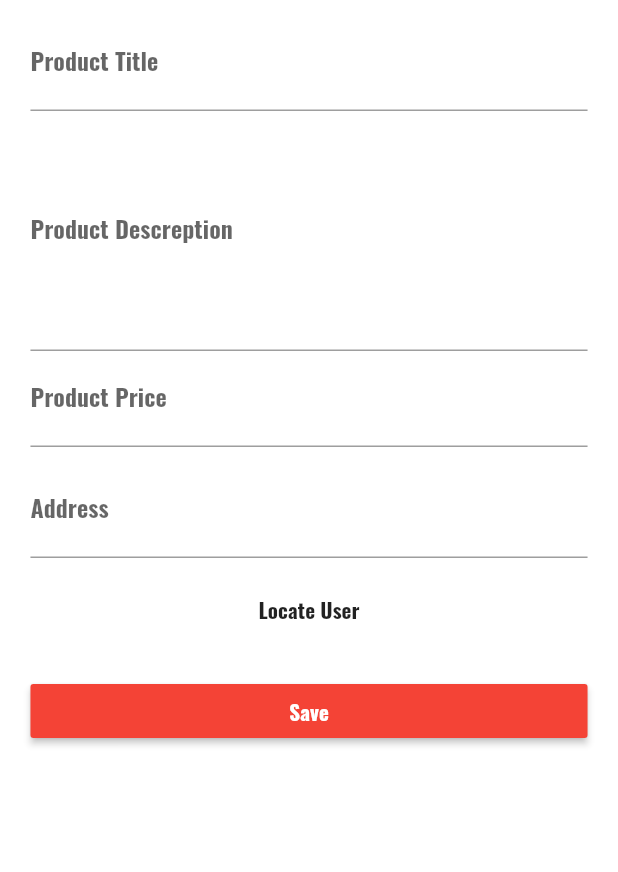
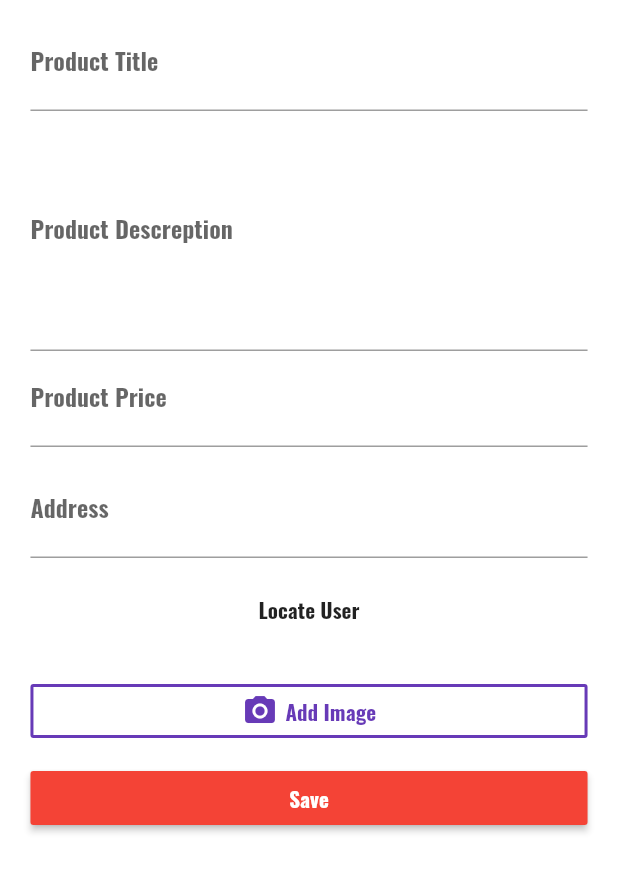
Before and after one commit to AlexKenbo/edu_adv.list-view, a Flutter app: the ProductEditPage screen opened directly, on a phone screen of 412 x 824 dp. Shown: the top 872 px of the screen. Run offline on Flutter 3.47's test engine with Material 2 defaults, Android fonts, the phone set to English and light mode, and no system bars; our stand-ins replace location, rxdart, shared_preferences; missing offline and left inert: map_view; accounts and stored records are empty; statements that could not run were skipped.

Commit message:
Добавление кнопки выбора изображений

```diff
--- a/lib/pages/product_edit.dart
+++ b/lib/pages/product_edit.dart
@@ -4,6 +4,7 @@ import 'package:scoped_model/scoped_model.dart';
 
 import '../widgets/helpers/ensure-visible.dart';
 import '../widgets/form_inputs/location.dart';
+import '../widgets/form_inputs/image.dart';
 
 import '../models/product.dart';
 import '../scoped-models/main.dart';
@@ -194,6 +195,10 @@ class _ProductEditPageState extends State<ProductEditPage> {
                     SizedBox(
                       height: 10.0,
                     ),
+                    ImageInput(),
+                    SizedBox(
+                      height: 10.0,
+                    ),
                     _buildSubmitButton(),
                   ],
                 ))));
--- /dev/null
+++ b/lib/widgets/form_inputs/image.dart
@@ -0,0 +1,36 @@
+import 'package:flutter/material.dart';
+
+class ImageInput extends StatefulWidget {
+  final Widget child;
+
+  ImageInput({Key key, this.child}) : super(key: key);
+
+  _ImageInputState createState() => _ImageInputState();
+}
+
+class _ImageInputState extends State<ImageInput> {
+  @override
+  Widget build(BuildContext context) {
+    final buttonColor = Theme.of(context).accentColor;
+    return Column(
+      children: <Widget>[
+        OutlineButton(
+          borderSide: BorderSide(color: Theme.of(context).accentColor, width: 2.0),
+          onPressed: (){
+
+          },
+          child: Row(
+            mainAxisAlignment: MainAxisAlignment.center,
+            children: <Widget>[
+              Icon(Icons.camera_alt, color: buttonColor),
+              SizedBox(
+                width: 5.0,
+              ),
+              Text('Add Image', style: TextStyle(color: buttonColor),)
+            ],
+          ),
+        )
+      ],
+    );
+  }
+}
```
